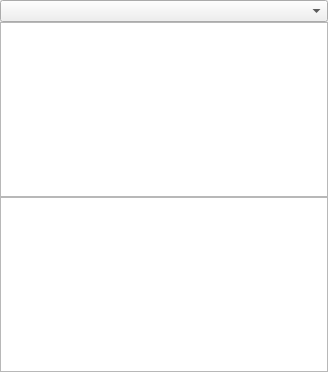
The window that chisurf/models/parse/parseWidget.ui (Fluorescence-Tools/chisurf) describes before a commit, drawn with Qt 5.
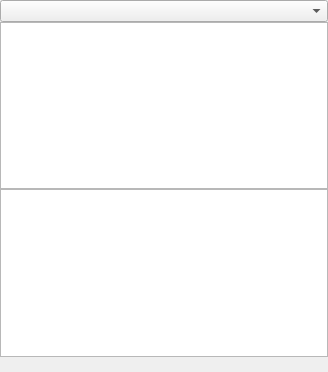
The same window after the commit.

```diff
--- a/chisurf/models/parse/parseWidget.ui
+++ b/chisurf/models/parse/parseWidget.ui
@@ -63,6 +63,19 @@
      </property>
     </widget>
    </item>
+   <item>
+    <spacer name="verticalSpacer_2">
+     <property name="orientation">
+      <enum>Qt::Vertical</enum>
+     </property>
+     <property name="sizeHint" stdset="0">
+      <size>
+       <width>20</width>
+       <height>40</height>
+      </size>
+     </property>
+    </spacer>
+   </item>
    <item>
     <spacer name="verticalSpacer">
      <property name="orientation">
```
